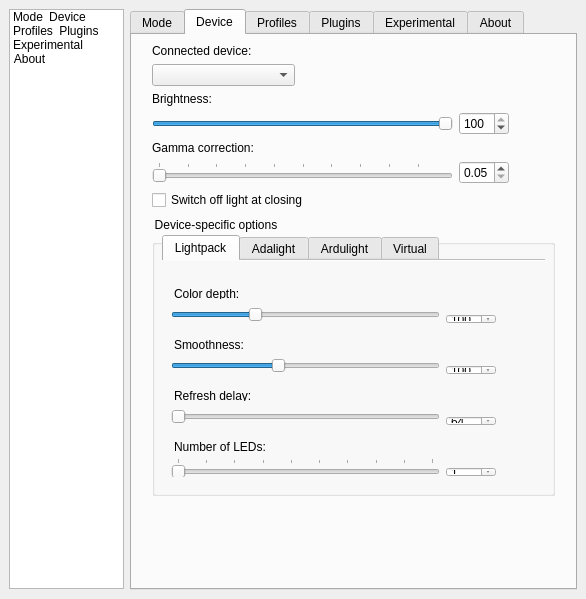
Above: Software/src/SettingsWindow.ui from Atarity/Lightpack before the change. Below: the same form after it.
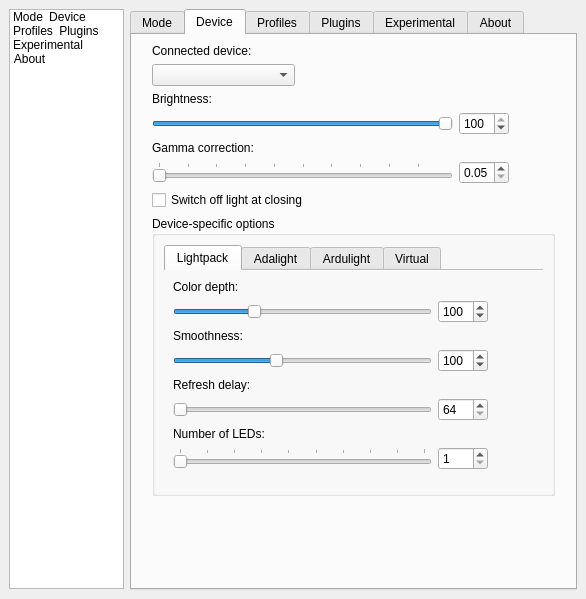
That is the form after the change. The open tabs and pages were chosen to show the change. Icons and pictures are not drawn. Custom widgets are drawn as their Qt base class.

Commit message: UI device settings fixed

The edit to the form file:
```diff
--- a/Software/src/SettingsWindow.ui
+++ b/Software/src/SettingsWindow.ui
@@ -907,7 +907,7 @@
            </size>
           </property>
           <property name="styleSheet">
-           <string notr="true">margin-top: 9px;</string>
+           <string notr="true"/>
           </property>
           <property name="title">
            <string>Device-specific options</string>
```
Left out of the diff: 2 changed lines with no effect on the pictures.
